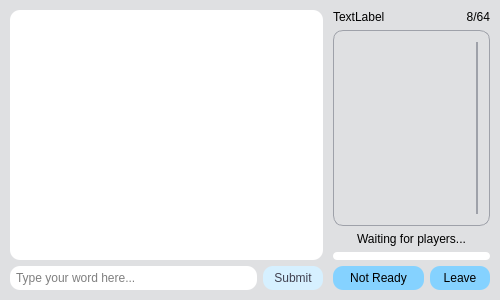
Qt form word_game/modules/gui/room.ui (LiquidIce64/ORIS-tasks) before a commit.
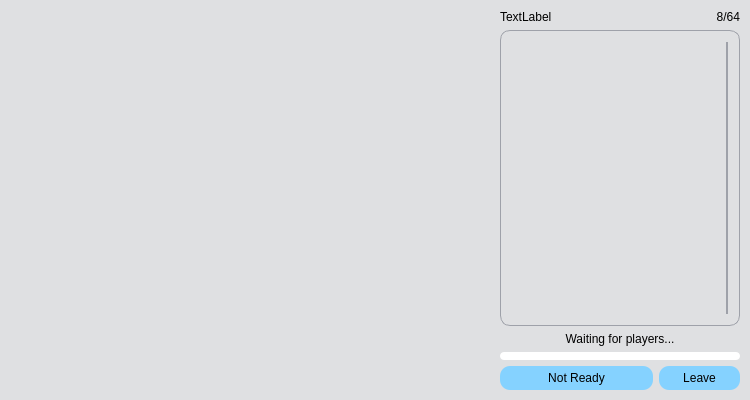
The same form after that commit.

Commit message: embedded game renderer into gui; server-side game logic

Patch:
```diff
--- a/word_game/modules/gui/room.ui
+++ b/word_game/modules/gui/room.ui
@@ -6,14 +6,14 @@
    <rect>
     <x>0</x>
     <y>0</y>
-    <width>500</width>
-    <height>300</height>
+    <width>750</width>
+    <height>400</height>
    </rect>
   </property>
   <property name="minimumSize">
    <size>
-    <width>500</width>
-    <height>300</height>
+    <width>750</width>
+    <height>400</height>
    </size>
   </property>
   <property name="windowTitle">
@@ -22,26 +22,23 @@
   <property name="styleSheet">
    <string notr="true">#Room, QScrollArea QWidget {background-color: #DFE0E2}
 
-QLineEdit, QPushButton {
+QLabel {
+	color: black;
+}
+
+QPushButton {
+	background-color: #85D2FF;
 	color: black;
 	border-radius: 10px;
 	padding: 4px;
 	height: 16px;
 }
-QLineEdit {background-color: white}
-QPushButton {background-color: #85D2FF}
 QPushButton:hover {background-color: #5CC3FF}
 QPushButton:disabled {
 	background-color: #D6F0FF;
 	color: #40404F;
 }
 
-QTextEdit {
-	background-color: white;
-	border-radius: 10px;
-	padding: 5px;
-}
-
 QProgressBar {
 	background-color: white;
 	border-radius: 4px;
@@ -92,7 +89,13 @@
    </property>
    <item row="0" column="0">
     <widget class="QFrame" name="frame_game">
-     <layout class="QGridLayout" name="gridLayout_2">
+     <property name="minimumSize">
+      <size>
+       <width>412</width>
+       <height>256</height>
+      </size>
+     </property>
+     <layout class="QVBoxLayout" name="layout_game">
       <property name="leftMargin">
        <number>0</number>
       </property>
@@ -105,50 +108,17 @@
       <property name="bottomMargin">
        <number>0</number>
       </property>
-      <item row="1" column="0">
-       <widget class="QLineEdit" name="input_word">
-        <property name="enabled">
-         <bool>false</bool>
-        </property>
-        <property name="placeholderText">
-         <string>Type your word here...</string>
-        </property>
-       </widget>
-      </item>
-      <item row="1" column="1">
-       <widget class="QPushButton" name="btn_submit">
-        <property name="enabled">
-         <bool>false</bool>
-        </property>
-        <property name="minimumSize">
-         <size>
-          <width>60</width>
-          <height>0</height>
-         </size>
-        </property>
-        <property name="text">
-         <string>Submit</string>
-        </property>
-       </widget>
-      </item>
-      <item row="0" column="0" colspan="2">
-       <widget class="QTextEdit" name="output_words">
-        <property name="enabled">
-         <bool>true</bool>
-        </property>
-        <property name="focusPolicy">
-         <enum>Qt::NoFocus</enum>
-        </property>
-        <property name="readOnly">
-         <bool>true</bool>
-        </property>
-       </widget>
-      </item>
      </layout>
     </widget>
    </item>
    <item row="0" column="1">
     <widget class="QFrame" name="frame_sidepanel">
+     <property name="minimumSize">
+      <size>
+       <width>134</width>
+       <height>0</height>
+      </size>
+     </property>
      <layout class="QGridLayout" name="gridLayout" rowstretch="0,0,0,0,0" columnstretch="3,1,0">
       <property name="sizeConstraint">
        <enum>QLayout::SetMinimumSize</enum>
@@ -186,7 +156,7 @@
          <string notr="true"/>
         </property>
         <property name="maximum">
-         <number>3000</number>
+         <number>12000</number>
         </property>
         <property name="value">
          <number>0</number>
@@ -239,8 +209,8 @@
           <rect>
            <x>0</x>
            <y>0</y>
-           <width>128</width>
-           <height>180</height>
+           <width>211</width>
+           <height>280</height>
           </rect>
          </property>
          <layout class="QVBoxLayout" name="verticalLayout_2">
```
Left out of the diff: 3 changed lines with no effect on the pictures. The commit also changes 30 other files.
